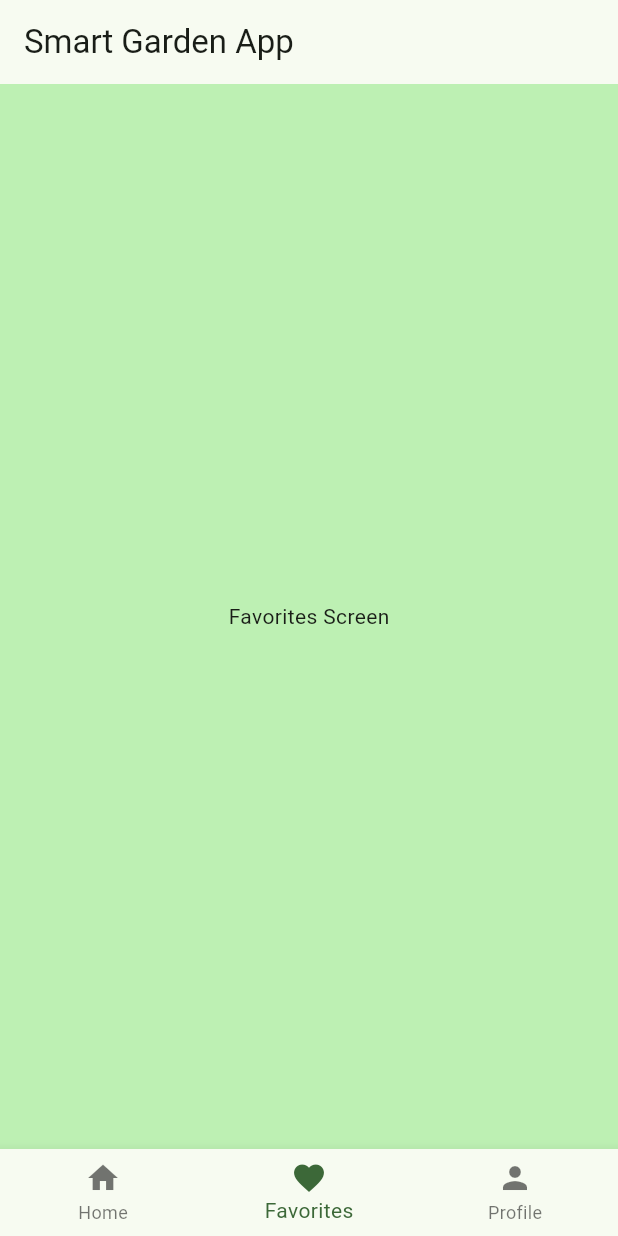
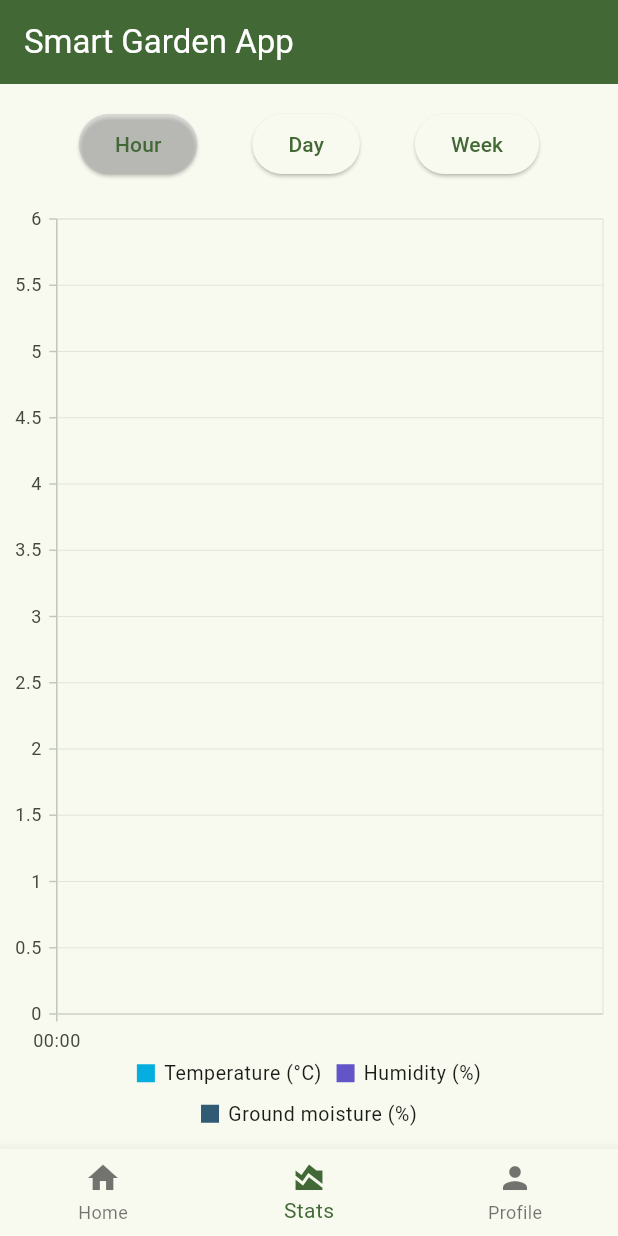
Before and after one commit to gilrom/smart-garden, a Flutter app: the screen it shows after launch, item 2 of the bottom bar chosen, on a phone screen of 412 x 824 dp. Run offline on Flutter 3.47's test engine with Material 3 defaults, Android fonts, the phone set to English and light mode, and no system bars; our stand-ins replace firebase_core, firebase_database, syncfusion_flutter_charts; accounts and stored records are empty.

Commit message:
stat graphs

```diff
--- /dev/null
+++ b/smart_garden_app/devtools_options.yaml
@@ -0,0 +1 @@
+extensions:
--- a/smart_garden_app/lib/main.dart
+++ b/smart_garden_app/lib/main.dart
@@ -2,29 +2,40 @@ import 'package:flutter/material.dart';
 import 'package:firebase_core/firebase_core.dart';
 import 'firebase_options.dart';
 import 'package:firebase_database/firebase_database.dart';
+import 'my_home_screen.dart';
+import 'stats_screen.dart';
+
+//Globals
+final databaseReference = FirebaseDatabase.instance.ref();
+const String readingsPath = 'UsersData/LUU0e7Ux9CbJljnUIIIHq9yk3RF2/readings';
 
 
 void main() async {
   await Firebase.initializeApp(
   options: DefaultFirebaseOptions.currentPlatform,);
-  runApp(MyApp());
+  runApp(const MyApp());
 }
 
 class MyApp extends StatelessWidget {
+  const MyApp({super.key});
+
   @override
   Widget build(BuildContext context) {
     return MaterialApp(
       title: 'Smart Garden App',
       theme: ThemeData(
         useMaterial3: true,
-        colorScheme: ColorScheme.fromSeed(seedColor: Color.fromARGB(255, 30, 102, 33)),
+        colorScheme: ColorScheme.fromSeed(seedColor: Color.fromARGB(255, 31, 155, 0)),
+        // brightness: Brightness.dark
       ),
-      home: MyHomePage(),
+      home: const MyHomePage(),
     );
   }
 }
 
 class MyHomePage extends StatefulWidget {
+  const MyHomePage({super.key});
+
   @override
   _MyHomePageState createState() => _MyHomePageState();
 }
@@ -33,17 +44,19 @@ class _MyHomePageState extends State<MyHomePage> {
   int _currentIndex = 0;
 
   final List<Widget> _tabs = [
-    MyHomeScreen(),
-    FavoritesScreen(),
-    ProfileScreen(),
+    const MyHomeScreen(),
+    const StatsScreen(),
+    const ProfileScreen(),
   ];
   @override
   Widget build(BuildContext context) {
     return Scaffold(
       appBar: AppBar(
-        title: Text('Smart Garden App'),
+        title: Text('Smart Garden App',
+        style: Theme.of(context).textTheme.titleLarge!.copyWith(color: Theme.of(context).colorScheme.onSecondary)),
+        backgroundColor: Theme.of(context).colorScheme.primary
       ),
-      body: Container(child: _tabs[_currentIndex], color: Theme.of(context).colorScheme.primaryContainer,),
+      body: Container(child: _tabs[_currentIndex],),
       bottomNavigationBar: BottomNavigationBar(
         currentIndex: _currentIndex,
         onTap: (int index) {
@@ -51,14 +64,14 @@ class _MyHomePageState extends State<MyHomePage> {
             _currentIndex = index;
           });
         },
-        items: [
+        items: const [
           BottomNavigationBarItem(
             icon: Icon(Icons.home),
             label: 'Home',
           ),
           BottomNavigationBarItem(
-            icon: Icon(Icons.favorite),
-            label: 'Favorites',
+            icon: Icon(Icons.area_chart),
+            label: 'Stats',
           ),
           BottomNavigationBarItem(
             icon: Icon(Icons.person),
@@ -70,101 +83,13 @@ class _MyHomePageState extends State<MyHomePage> {
   }
 }
 
-class MyHomeScreen extends StatefulWidget {
-  @override
-  _MyHomeScreenState createState() => _MyHomeScreenState();
-}
-
-class _MyHomeScreenState extends State<MyHomeScreen> {
-  final databaseReference = FirebaseDatabase.instance.ref();
-  Map? lastReading = null;
+class ProfileScreen extends StatelessWidget {
+  const ProfileScreen({super.key});
 
   @override
   Widget build(BuildContext context) {
-    if (lastReading == null) {
-      return Center(child: Text('No Data...'));
-    }
-    // List<Card> list = lastReading!.entries.map((e) {
-    //   return Card(child: ListTile(title: Text("${e.value}"),subtitle: Text("${e.key}"),));
-    // }).toList();
-    // list.insert(0, Card(child: Text("Last Readings")));
-    // return ListView(children:list);
-    return ListView(
-      children: [
-        Padding(
-          padding: const EdgeInsets.all(20),
-          child: Text('Last Readings'),
-        ),
-        for (var e in lastReading!.entries)
-          Card(
-            child: ListTile(
-              title: Text("${e.value}"),
-              subtitle: Text("${e.key}"),
-            ),
-          ),
-      ],
-    );
-}
-
-  @override
-  void initState() {
-    super.initState();
-    _listenToFirebase();
-  }
-
-  void _listenToFirebase() {
-    databaseReference.child('UsersData/LUU0e7Ux9CbJljnUIIIHq9yk3RF2/readings').onChildAdded.listen((DatabaseEvent event){
-      setState(() {
-        lastReading = (event.snapshot.value) as Map;
-        print("Got new Data");
-        print(lastReading);
-        });
-      });
-  }
-}
-
-class FavoritesScreen extends StatelessWidget {
-  @override
-  Widget build(BuildContext context) {
-    return Center(
-      child: Text('Favorites Screen'),
-    );
-  }
-}
-
-class ProfileScreen extends StatelessWidget {
-  @override
-  Widget build(BuildContext context) {
-    return Center(
+    return const Center(
       child: Text('Profile Screen'),
     );
   }
 }
-
-// class BigCard extends StatelessWidget {
-//   const BigCard({
-//     super.key,
-//     required this.txt,
-//   });
-
-//   final String txt;
-
-//   @override
-//   Widget build(BuildContext context) {
-//     final theme = Theme.of(context);
-//     final style = theme.textTheme.displayMedium!.copyWith(
-//       color: theme.colorScheme.onPrimary,
-//     );
-
-//     return Card(
-//       color: theme.colorScheme.primary,
-//       child: Padding(
-//         padding: const EdgeInsets.all(20),
-//         child: Text(
-//           txt,
-//           style: style,
-//         ),
-//       ),
-//     );
-//   }
-// }
--- /dev/null
+++ b/smart_garden_app/lib/stats_screen.dart
@@ -0,0 +1,185 @@
+import 'package:flutter/material.dart';
+import 'package:syncfusion_flutter_charts/charts.dart';
+import 'package:firebase_database/firebase_database.dart';
+import 'package:intl/intl.dart';
+import 'main.dart';
+
+class StatsScreen extends StatefulWidget {
+  const StatsScreen({super.key});
+  @override
+  _StatsScreenState createState() => _StatsScreenState();
+}
+
+class _StatsScreenState extends State<StatsScreen> {
+  List<ChartSampleData> _moistureData = [];
+  List<ChartSampleData> _tempData = [];
+  List<ChartSampleData> _humidityData = [];
+  ChartDisplayOption _displayOption = ChartDisplayOption.Hour;
+  DateFormat _dateFormat = DateFormat.Hm();
+  var _intervalType = DateTimeIntervalType.minutes;
+
+  @override
+  void initState() {
+    super.initState();
+    _updateChartData();
+  }
+
+  void _updateChartData() {
+    _moistureData = [];
+    _tempData = [];
+    _humidityData = [];
+    DateTime now = DateTime.now();
+    setState(() {
+      switch (_displayOption) {
+        case ChartDisplayOption.Hour:
+          _dateFormat = DateFormat.Hm();
+          _intervalType = DateTimeIntervalType.minutes;
+          DateTime startOfLastHour = DateTime(now.year, now.month, now.day, now.hour-1);
+          _getReadings(startOfLastHour);
+          break;
+        case ChartDisplayOption.Day:
+          _intervalType = DateTimeIntervalType.hours;
+          _dateFormat = DateFormat.Hm();
+          DateTime startOfLastDay = DateTime(now.year, now.month, now.day - 1);
+          _getReadings(startOfLastDay);
+          break;
+        case ChartDisplayOption.Week:
+          _intervalType = DateTimeIntervalType.days;
+          _dateFormat = DateFormat("d/M HH:mm");
+          DateTime startOfLastWeek = DateTime(now.year, now.month, now.day - 7);
+          _getReadings(startOfLastWeek);
+          break;
+      }
+    });
+  }
+
+  void _getReadings(DateTime startTime)async {
+    Query query = databaseReference.child(readingsPath).orderByKey().startAt((startTime.millisecondsSinceEpoch/1000).toString());
+    final event = await query.once();
+    final data = event.snapshot.value as Map?;
+    if(data == null){
+      return; //no data
+    }
+    _tempData = data.entries.map((entry) {
+      DateTime timestamp = DateTime.fromMillisecondsSinceEpoch(int.parse(entry.key) * 1000);
+      double temperature = double.parse(entry.value['temperature']);
+      return ChartSampleData(x: timestamp, y: temperature, text: "$temperature%");
+    }).toList();
+    _humidityData = data.entries.map((entry) {
+      DateTime timestamp = DateTime.fromMillisecondsSinceEpoch(int.parse(entry.key) * 1000);
+      double temperature = double.parse(entry.value['humidity']);
+      return ChartSampleData(x: timestamp, y: temperature, text: "$temperature%");
+    }).toList();
+    _moistureData = data.entries.map((entry) {
+      DateTime timestamp = DateTime.fromMillisecondsSinceEpoch(int.parse(entry.key) * 1000);
+      double temperature = double.parse(entry.value['moisture']);
+      return ChartSampleData(x: timestamp, y: temperature, text: "$temperature°C");
+    }).toList();
+    // print("ok");
+  }
+
+  @override
+  Widget build(BuildContext context) {
+    return Scaffold(
+      body: Column(
+        children: [
+          Padding(
+            padding: const EdgeInsets.all(16.0),
+            child: Row(
+              mainAxisAlignment: MainAxisAlignment.spaceEvenly,
+              children: [
+                ElevatedButton(
+                  onPressed: () {
+                    setState(() {
+                      _displayOption = ChartDisplayOption.Hour;
+                      _updateChartData();
+                    });
+                  },
+                  style: ElevatedButton.styleFrom(backgroundColor: _displayOption == ChartDisplayOption.Hour ? Theme.of(context).highlightColor : Theme.of(context).cardColor),
+                  child: const Text('Hour')
+                ),
+                ElevatedButton(
+                  onPressed: () {
+                    setState(() {
+                      _displayOption = ChartDisplayOption.Day;
+                      _updateChartData();
+                    });
+                  },
+                  style: ElevatedButton.styleFrom(backgroundColor: _displayOption == ChartDisplayOption.Day ? Theme.of(context).highlightColor : Theme.of(context).cardColor),
+                  child: const Text('Day')
+                ),
+                ElevatedButton(
+                  onPressed: () {
+                    setState(() {
+                      _displayOption = ChartDisplayOption.Week;
+                      _updateChartData();
+                    });
+                  },
+                  style: ElevatedButton.styleFrom(backgroundColor: _displayOption == ChartDisplayOption.Week ? Theme.of(context).highlightColor : Theme.of(context).cardColor),
+                  child: const Text('Week')
+                ),
+              ],
+            ),
+          ),
+          Expanded(
+            child: SfCartesianChart(
+              primaryXAxis: DateTimeAxis(
+                intervalType: _intervalType,
+                dateFormat: _dateFormat,
+              ),
+              series: <LineSeries<ChartSampleData, DateTime>>[
+                LineSeries<ChartSampleData, DateTime>(
+                  dataSource: _tempData,
+                  xValueMapper: (ChartSampleData sample, _) => sample.x,
+                  yValueMapper: (ChartSampleData sample, _) => sample.y,
+                  name: "Temperature (°C)",
+                ),
+                LineSeries<ChartSampleData, DateTime>(
+                  dataSource: _humidityData,
+                  xValueMapper: (ChartSampleData sample, _) => sample.x,
+                  yValueMapper: (ChartSampleData sample, _) => sample.y,
+                  name: "Humidity (%)",
+                ),
+                LineSeries<ChartSampleData, DateTime>(
+                  dataSource: _moistureData,
+                  xValueMapper: (ChartSampleData sample, _) => sample.x,
+                  yValueMapper: (ChartSampleData sample, _) => sample.y,
+                  name: "Ground moisture (%)",
+                ),
+              ],
+              trackballBehavior: TrackballBehavior(
+                enable: true,
+                activationMode: ActivationMode.singleTap,
+                tooltipDisplayMode: TrackballDisplayMode.groupAllPoints,
+                // builder: (BuildContext context, TrackballDetails trackballDetails){
+                //   // final String seriesName = trackballDetails.series!.name!;
+                //   // final String yAxisFormat = seriesName == 'Temperature' ? '°C' : '%';
+                //   print(trackballDetails.groupingModeInfo!.currentPointIndices);
+                //   print(trackballDetails.groupingModeInfo!.visibleSeriesList.first.dataSource[20].x);
+                //   return Container(
+                //     child: Text("Hello"),
+                //     decoration: BoxDecoration(
+                //       color: Theme.of(context).colorScheme.secondaryContainer,
+                //       borderRadius: const BorderRadius.all(Radius.circular(6.0)),
+                //     ),
+                //   );
+                // }
+              ),
+              legend: const Legend(isVisible: true, position: LegendPosition.bottom),
+            ),
+          ),
+        ],
+      ),
+    );
+  }
+}
+
+class ChartSampleData {
+  ChartSampleData({required this.x, required this.y, required this.text});
+
+  final DateTime x;
+  final double y;
+  final String text;
+}
+
+enum ChartDisplayOption { Hour, Day, Week }
--- a/smart_garden_app/pubspec.yaml
+++ b/smart_garden_app/pubspec.yaml
@@ -12,6 +12,7 @@ dependencies:
   provider: ^6.0.0
   flutter:
     sdk: flutter
+  syncfusion_flutter_charts: ^24.2.6
 
 dev_dependencies:
   flutter_test:
```
Also changed, not shown: smart_garden_app/lib/my_home_screen.dart (added, +53 -0 lines), smart_garden_app/pubspec.lock.
